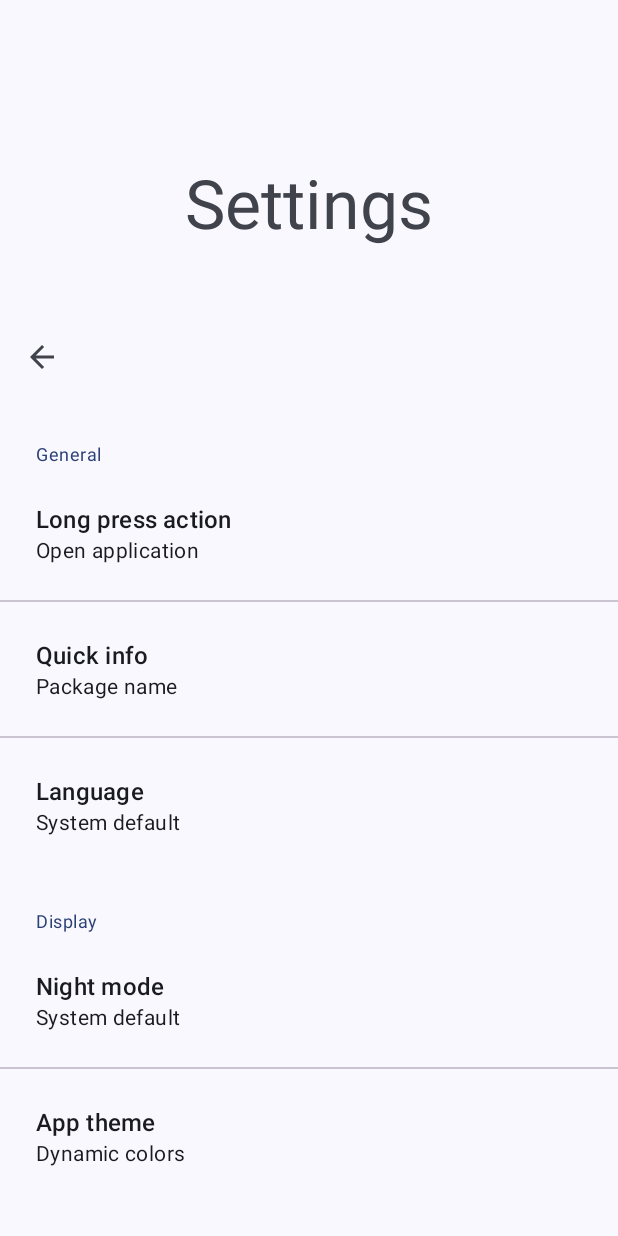
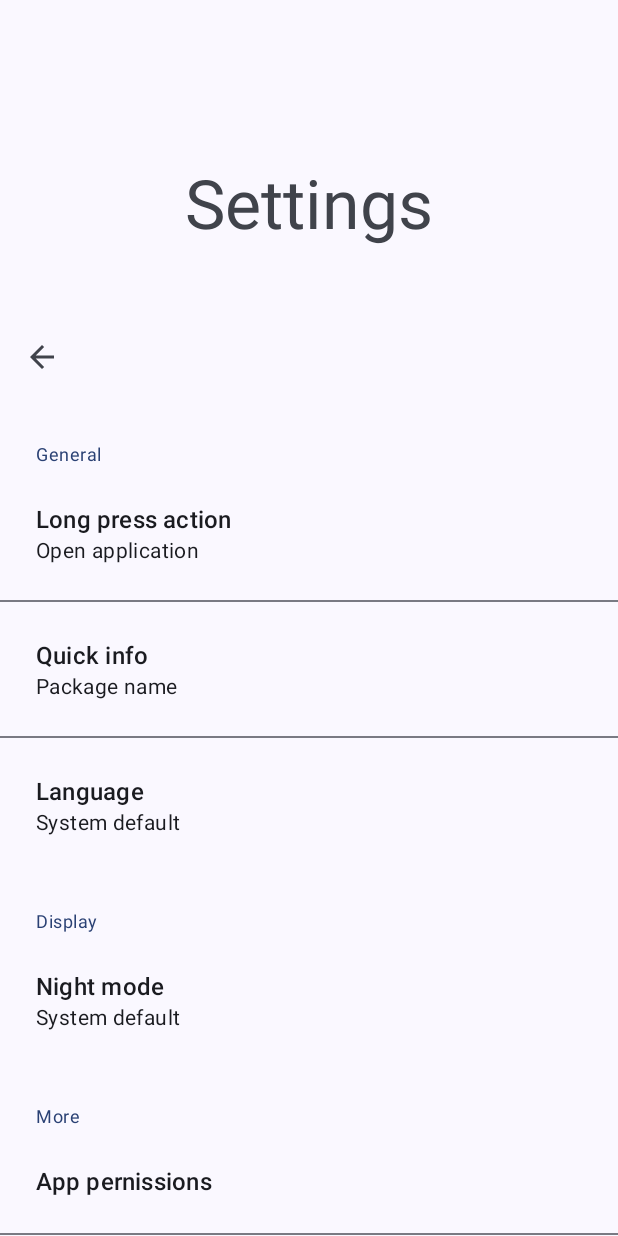
Before and after one commit to RAM-tech400/APK-Share, an Android app: the SettingsActivity screen opened directly, with no data from a screen before it, on a phone screen of 412 x 824 dp. Run offline under Robolectric (Android 15) with nearby library versions, the phone set to English and light mode, and no system bars.

Commit message:
Move language and theme loading from all activities to application class.

```diff
--- a/app/src/main/AndroidManifest.xml
+++ b/app/src/main/AndroidManifest.xml
@@ -10,6 +10,7 @@
     <uses-permission android:name="android.permission.MANAGE_EXTERNAL_STORAGE"/>
 
     <application
+        android:name=".ApkShareApplication"
         android:allowBackup="true"
         android:dataExtractionRules="@xml/data_extraction_rules"
         android:fullBackupContent="@xml/backup_rules"
--- a/app/src/main/java/com/ramapps/apkshare/AboutActivity.java
+++ b/app/src/main/java/com/ramapps/apkshare/AboutActivity.java
@@ -30,12 +30,6 @@ public class AboutActivity extends AppCompatActivity {
     @Override
     protected void onCreate(Bundle savedInstanceState) {
         super.onCreate(savedInstanceState);
-        //set app theme
-        if (getSharedPreferences(PREFERENCES_SETTINGS, MODE_PRIVATE).getInt(PREFERENCES_SETTINGS_THEME, 0) == 0 && Build.VERSION.SDK_INT >= Build.VERSION_CODES.S) {
-            setTheme(R.style.dynamic_color_theme);
-        } else {
-            setTheme(R.style.AppTheme);
-        }
         EdgeToEdge.enable(this);
         setContentView(R.layout.activity_about);
         init();
--- a/app/src/main/java/com/ramapps/apkshare/SettingsActivity.java
+++ b/app/src/main/java/com/ramapps/apkshare/SettingsActivity.java
@@ -32,8 +32,8 @@ import com.google.android.material.dialog.MaterialAlertDialogBuilder;
 public class SettingsActivity extends AppCompatActivity {
     private static final String TAG = "SettingsActivity";
 
-    private LinearLayout llLongPressAction, llQuickInfo, llLanguage, llNightMode, llAppTheme, llPermissions, llHelp, llAbout;
-    private TextView textViewLongPressAction, textViewQuickInfo, textViewLanguage, textViewNightMode, textViewAppTheme;
+    private LinearLayout llLongPressAction, llQuickInfo, llLanguage, llNightMode, llPermissions, llHelp, llAbout;
+    private TextView textViewLongPressAction, textViewQuickInfo, textViewLanguage, textViewNightMode;
     private AppBarLayout appBarLayout;
     private MaterialToolbar toolbar;
 
@@ -43,12 +43,6 @@ public class SettingsActivity extends AppCompatActivity {
     @Override
     protected void onCreate(Bundle savedInstanceState) {
         super.onCreate(savedInstanceState);
-        //set app theme
-        if (getSharedPreferences(PREFERENCES_SETTINGS, MODE_PRIVATE).getInt(PREFERENCES_SETTINGS_THEME, 0) == 0 && Build.VERSION.SDK_INT >= Build.VERSION_CODES.S) {
-            setTheme(R.style.dynamic_color_theme);
-        } else {
-            setTheme(R.style.AppTheme);
-        }
         EdgeToEdge.enable(this);
         setContentView(R.layout.activity_settings);
         init();
@@ -99,7 +93,6 @@ public class SettingsActivity extends AppCompatActivity {
             night = 2;
         }
         textViewNightMode.setText(getResources().getStringArray(R.array.nightModeOptions)[night]);
-        textViewAppTheme.setText(getResources().getStringArray(R.array.themeOptions)[preferences.getInt(PREFERENCES_SETTINGS_THEME, 0)]);
 
         toolbar.setNavigationOnClickListener(v -> {
             finish();
@@ -113,7 +106,6 @@ public class SettingsActivity extends AppCompatActivity {
         llQuickInfo = findViewById(R.id.settingsLinearLayoutQuickInfo);
         llLanguage = findViewById(R.id.settingsLinearLayoutLanguage);
         llNightMode = findViewById(R.id.settingsLinearLayoutNightMode);
-        llAppTheme = findViewById(R.id.settingsLinearLayoutTheme);
         llPermissions = findViewById(R.id.settingsLinearLayoutAppPermissions);
         llHelp = findViewById(R.id.settingsLinearLayoutHelpAndFeedback);
         llAbout = findViewById(R.id.settingsLinearLayoutAbout);
@@ -122,15 +114,10 @@ public class SettingsActivity extends AppCompatActivity {
         textViewQuickInfo = findViewById(R.id.settingsTextViewQuickInfoPreview);
         textViewLanguage = findViewById(R.id.settingsTextViewLanguagePreview);
         textViewNightMode = findViewById(R.id.settingsTextViewNightModePreview);
-        textViewAppTheme = findViewById(R.id.settingsTextViewThemePreview);
 
         appBarLayout = findViewById(R.id.settingsAppBarLayout);
         toolbar = findViewById(R.id.settingsToolbar);
 
-        //Check for dynamic colors.
-        if (Build.VERSION.SDK_INT < Build.VERSION_CODES.S){
-            llAppTheme.setVisibility(View.GONE);
-        }
     }
 
     private void addListeners() {
@@ -219,20 +206,6 @@ public class SettingsActivity extends AppCompatActivity {
                     .create();
             dialog.show();
         });
-        llAppTheme.setOnClickListener(v -> {
-
-            MaterialAlertDialogBuilder dialogBuilder = new MaterialAlertDialogBuilder(SettingsActivity.this);
-            dialogBuilder.setTitle(R.string.app_theme);
-            dialogBuilder.setSingleChoiceItems(R.array.themeOptions, preferences.getInt(PREFERENCES_SETTINGS_THEME, 0), (dialog, which) -> {
-                textViewAppTheme.setText(getResources().getStringArray(R.array.themeOptions)[which]);
-                preferences.edit().putInt(PREFERENCES_SETTINGS_THEME, which).apply();
-                dialog.dismiss();
-                startActivity(new Intent(getApplicationContext(), MainActivity.class).setFlags(Intent.FLAG_ACTIVITY_CLEAR_TOP));
-            });
-            AlertDialog dialog = dialogBuilder
-                    .create();
-            dialog.show();
-        });
 
         llPermissions.setOnClickListener(v -> {
             PermissionsListModalBottomSheet permissionsListModalBottomSheet = new PermissionsListModalBottomSheet();
--- a/app/src/main/res/layout/activity_settings.xml
+++ b/app/src/main/res/layout/activity_settings.xml
@@ -176,35 +176,6 @@
 
             </LinearLayout>
 
-            <com.google.android.material.divider.MaterialDivider
-                android:layout_width="match_parent"
-                android:layout_height="wrap_content"/>
-
-            <LinearLayout
-                android:layout_width="match_parent"
-                android:layout_height="wrap_content"
-                android:orientation="vertical"
-                android:id="@+id/settingsLinearLayoutTheme"
-                android:padding="24dp"
-                android:clickable="true"
-                android:focusable="true"
-                android:foreground="?selectableItemBackground"
-                tools:targetApi="m">
-                <TextView
-                    android:layout_width="match_parent"
-                    android:layout_height="wrap_content"
-                    android:textAppearance="?textAppearanceTitleMedium"
-                    android:text="@string/app_theme"/>
-
-                <TextView
-                    android:layout_width="match_parent"
-                    android:layout_height="wrap_content"
-                    android:id="@+id/settingsTextViewThemePreview"
-                    android:text="@string/dynamic_colors"
-                    android:textAppearance="?textAppearanceBodyMedium"/>
-
-            </LinearLayout>
-
             <TextView
                 android:layout_width="match_parent"
                 android:layout_height="wrap_content"
```
Also changed, not shown: app/src/main/java/com/ramapps/apkshare/ApkShareApplication.java (added, +44 -0 lines), app/src/main/java/com/ramapps/apkshare/MainActivity.java (+0 -25 lines).
